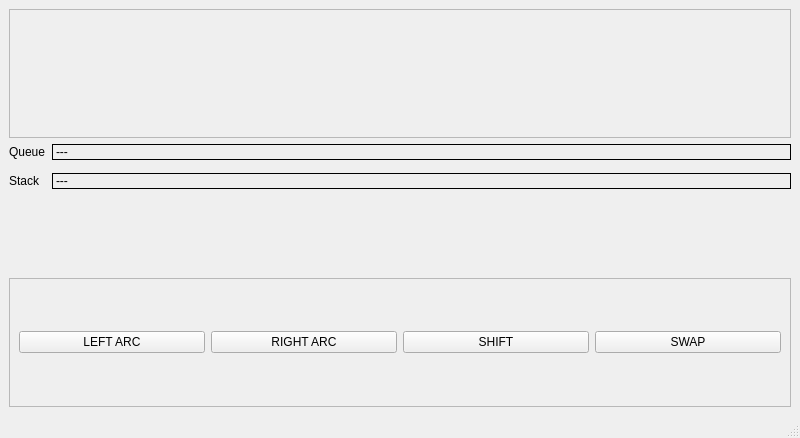
Before: the Qt Designer form psim/gui/ui_main_window.ui in fginter/parser-sim, drawn with Qt 5.
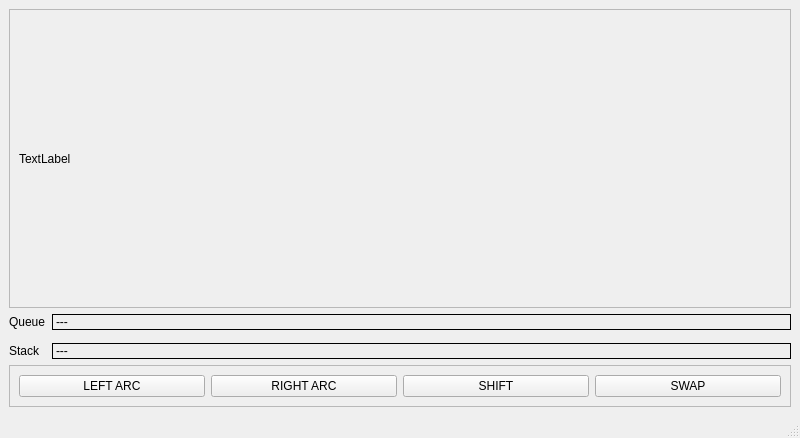
After: the same form once the commit is applied.

The edit to the form file:
```diff
--- a/psim/gui/ui_main_window.ui
+++ b/psim/gui/ui_main_window.ui
@@ -17,12 +17,27 @@
    <layout class="QVBoxLayout" name="verticalLayout">
     <item>
      <widget class="QFrame" name="treeframe">
+      <property name="sizePolicy">
+       <sizepolicy hsizetype="Expanding" vsizetype="Expanding">
+        <horstretch>0</horstretch>
+        <verstretch>0</verstretch>
+       </sizepolicy>
+      </property>
       <property name="frameShape">
        <enum>QFrame::StyledPanel</enum>
       </property>
       <property name="frameShadow">
        <enum>QFrame::Raised</enum>
       </property>
+      <layout class="QHBoxLayout" name="horizontalLayout_2">
+       <item>
+        <widget class="QLabel" name="label_3">
+         <property name="text">
+          <string>TextLabel</string>
+         </property>
+        </widget>
+       </item>
+      </layout>
      </widget>
     </item>
     <item>
```
